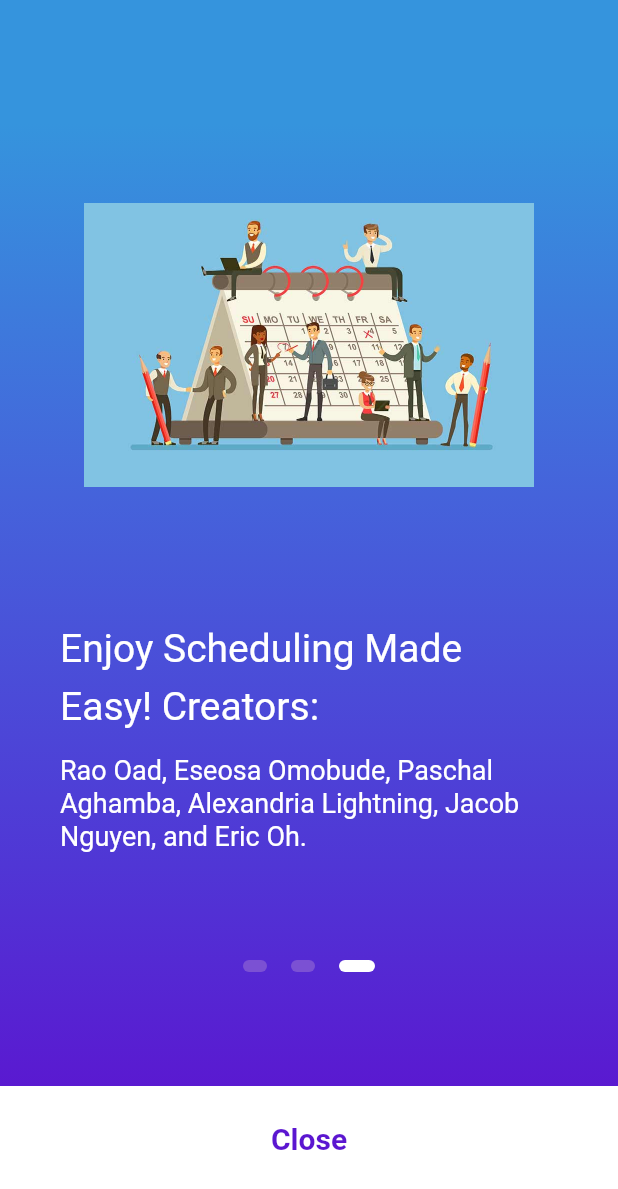
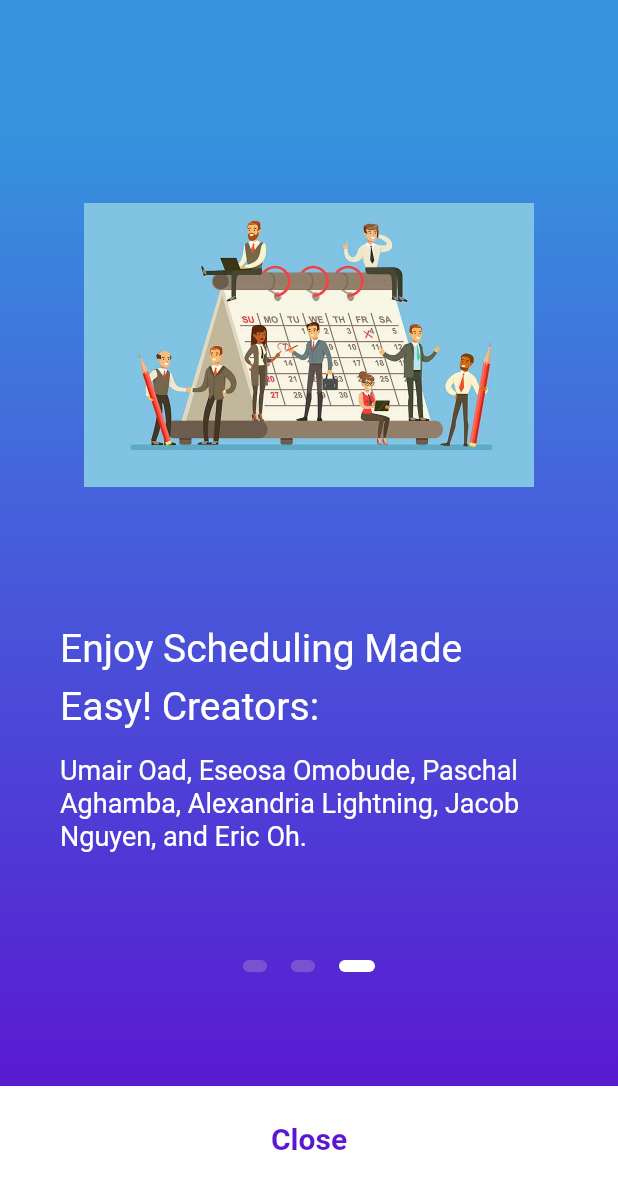
Before and after one commit to TeddyBonkerz/SyncUp, a Flutter app: the AboutScreen screen opened by its route, swiped to page 3, on a phone screen of 412 x 824 dp. Shown: the top 1189 px of the screen. Run offline on Flutter 3.47's test engine with Material 2 defaults, Android fonts, the light colour scheme and no system bars; our stand-ins replace cloud_firestore, firebase_auth, firebase_core, flutter_spinkit, google_fonts; missing offline and left inert: empty_widget, mailer; accounts and stored records are empty; Roboto replaces fonts that are missing (CM Sans Serif).

Commit message:
Update about.dart
Changed name from Rao to Umair.

```diff
--- a/lib/screens/about.dart
+++ b/lib/screens/about.dart
@@ -144,7 +144,7 @@ class _AboutScreenState extends State<AboutScreen> {
                             ),
                             SizedBox(height: 15.0),
                             Text(
-                              'Rao Oad, Eseosa Omobude, Paschal Aghamba, Alexandria Lightning, Jacob Nguyen, and Eric Oh.',
+                              'Umair Oad, Eseosa Omobude, Paschal Aghamba, Alexandria Lightning, Jacob Nguyen, and Eric Oh.',
                               style: kSubtitleStyle,
                             ),
                           ],
```
